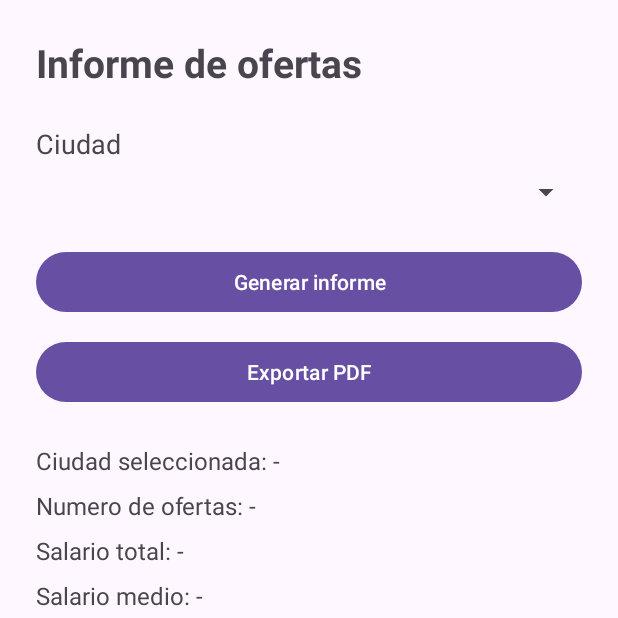
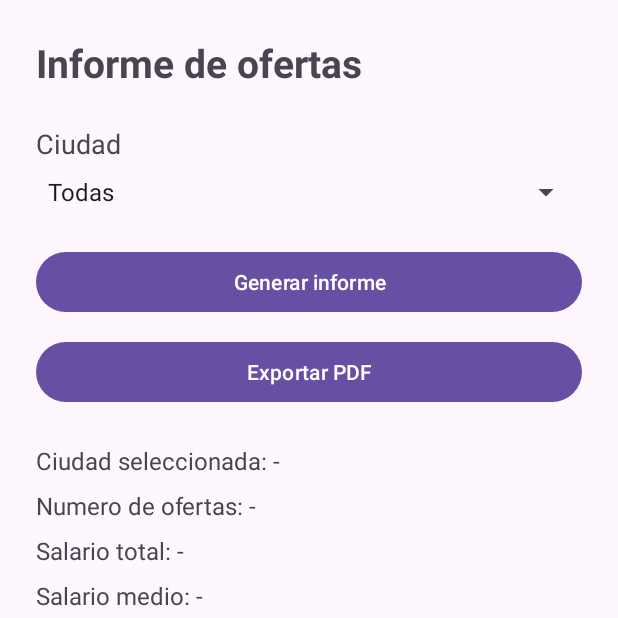
Before and after one commit to juanjo-coding/Informes, an Android app: the screen it shows after launch (MainActivity), on a phone screen of 412 x 824 dp, the top half of it. Run offline under Robolectric (Android 15) with nearby library versions, the phone set to English and light mode, and no system bars.

Commit message:
Configurar Spinner de ciudades

```diff
--- a/app/src/main/java/com/juanjorenau/ra5generarinformes/MainActivity.kt
+++ b/app/src/main/java/com/juanjorenau/ra5generarinformes/MainActivity.kt
@@ -7,6 +7,7 @@ import android.widget.ProgressBar
 import android.widget.Spinner
 import android.widget.TextView
 import androidx.appcompat.app.AppCompatActivity
+import android.widget.ArrayAdapter
 
 class MainActivity : AppCompatActivity() {
 
@@ -47,5 +48,19 @@ class MainActivity : AppCompatActivity() {
         textoCantidadMadrid = findViewById(R.id.textoCantidadMadrid)
         textoCantidadAlicante = findViewById(R.id.textoCantidadAlicante)
         contenedorOfertas = findViewById(R.id.contenedorOfertas)
+        configurarSpinner()
+    }
+
+    private fun configurarSpinner() {
+        val ciudades = arrayOf("Todas", "Valencia", "Madrid", "Alicante")
+        val adaptador = ArrayAdapter(
+            this,
+            android.R.layout.simple_spinner_item,
+            ciudades
+        )
+        adaptador.setDropDownViewResource(
+            android.R.layout.simple_spinner_dropdown_item
+        )
+        spinnerCiudad.adapter = adaptador
     }
 }
```
